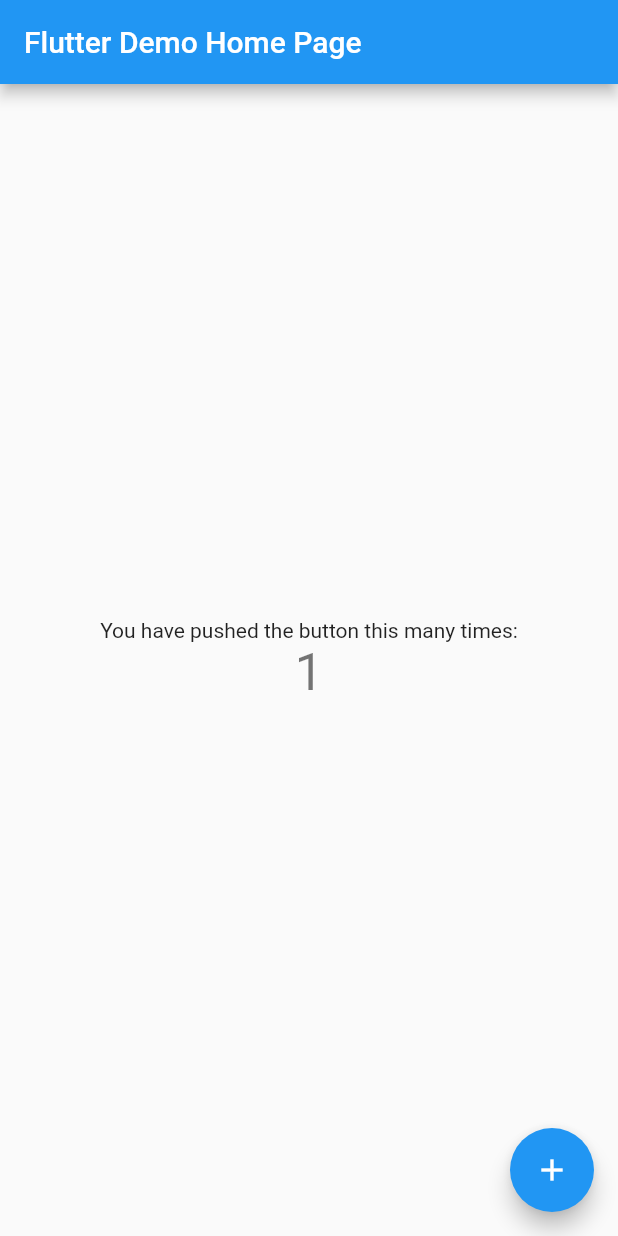
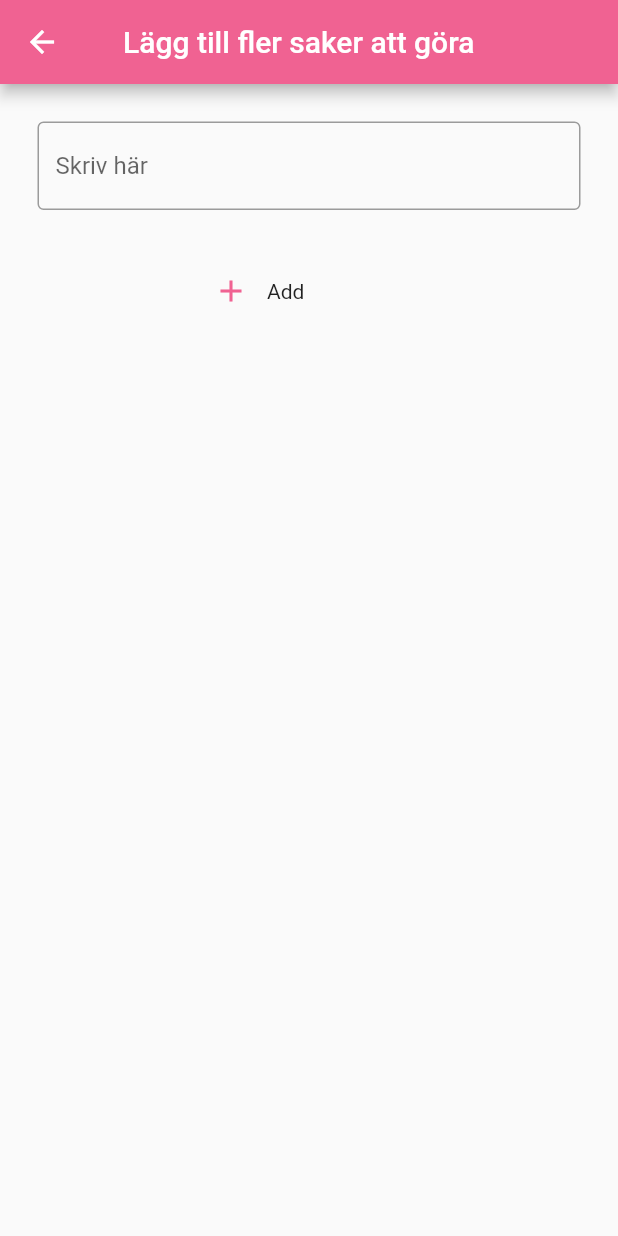
Before and after one commit to gu-tig169-ht21/guslinsin, a Flutter app: the screen it shows after launch, after a tap on the "add" icon, on a phone screen of 412 x 824 dp. Run offline on Flutter 3.47's test engine with Material 2 defaults, Android fonts, the phone set to English and light mode, and no system bars.

Commit message:
Steg1 inlämning

```diff
--- a/lib/main.dart
+++ b/lib/main.dart
@@ -1,115 +1,128 @@
 import 'package:flutter/material.dart';
 
 void main() {
-  runApp(const MyApp());
+  runApp(MyApp());
 }
 
 class MyApp extends StatelessWidget {
-  const MyApp({Key? key}) : super(key: key);
-
-  // This widget is the root of your application.
   @override
   Widget build(BuildContext context) {
     return MaterialApp(
-      title: 'Flutter Demo',
-      theme: ThemeData(
-        // This is the theme of your application.
-        //
-        // Try running your application with "flutter run". You'll see the
-        // application has a blue toolbar. Then, without quitting the app, try
-        // changing the primarySwatch below to Colors.green and then invoke
-        // "hot reload" (press "r" in the console where you ran "flutter run",
-        // or simply save your changes to "hot reload" in a Flutter IDE).
-        // Notice that the counter didn't reset back to zero; the application
-        // is not restarted.
-        primarySwatch: Colors.blue,
-      ),
-      home: const MyHomePage(title: 'Flutter Demo Home Page'),
+      home: MainView(),
     );
   }
 }
 
-class MyHomePage extends StatefulWidget {
-  const MyHomePage({Key? key, required this.title}) : super(key: key);
-
-  // This widget is the home page of your application. It is stateful, meaning
-  // that it has a State object (defined below) that contains fields that affect
-  // how it looks.
-
-  // This class is the configuration for the state. It holds the values (in this
-  // case the title) provided by the parent (in this case the App widget) and
-  // used by the build method of the State. Fields in a Widget subclass are
-  // always marked "final".
-
-  final String title;
-
-  @override
-  State<MyHomePage> createState() => _MyHomePageState();
+class MainView extends StatelessWidget {
+  Widget build(BuildContext context) {
+    return Scaffold(
+      backgroundColor: Colors.white,
+      appBar: AppBar(
+        backgroundColor: Colors.pink[300],
+        title: Center(
+            child: Padding(
+          padding: const EdgeInsets.only(left: 30),
+          child: Text('Att göra'),
+        )),
+        actions: [
+          _dropdownMenu(),
+        ],
+      ),
+      body: ListView(children: [
+        _checkbox('Flutter'),
+        _checkbox('Warzone'),
+        _checkbox('Äta'),
+        _checkbox('Fifa')
+      ]),
+      floatingActionButton: FloatingActionButton(
+        child: Icon(Icons.add),
+        backgroundColor: Colors.pink[300],
+        onPressed: () {
+          print('Go get that doba');
+          Navigator.push(
+              context, MaterialPageRoute(builder: (context) => SecondView()));
+        },
+      ),
+    );
+  }
 }
 
-class _MyHomePageState extends State<MyHomePage> {
-  int _counter = 0;
+Widget _dropdownMenu() {
+  List<String> alt = ['Markera alla', 'Avmarkera alla'];
 
-  void _incrementCounter() {
-    setState(() {
-      // This call to setState tells the Flutter framework that something has
-      // changed in this State, which causes it to rerun the build method below
-      // so that the display can reflect the updated values. If we changed
-      // _counter without calling setState(), then the build method would not be
-      // called again, and so nothing would appear to happen.
-      _counter++;
-    });
-  }
+  return PopupMenuButton<String>(
+      icon: Icon(Icons.filter_list),
+      onSelected: altAction,
+      itemBuilder: (BuildContext context) {
+        return alt.map((String alt) {
+          return PopupMenuItem(
+            value: alt,
+            child: Text(alt),
+          );
+        }).toList();
+      });
+}
 
+class SecondView extends StatelessWidget {
   @override
   Widget build(BuildContext context) {
-    // This method is rerun every time setState is called, for instance as done
-    // by the _incrementCounter method above.
-    //
-    // The Flutter framework has been optimized to make rerunning build methods
-    // fast, so that you can just rebuild anything that needs updating rather
-    // than having to individually change instances of widgets.
     return Scaffold(
       appBar: AppBar(
-        // Here we take the value from the MyHomePage object that was created by
-        // the App.build method, and use it to set our appbar title.
-        title: Text(widget.title),
-      ),
-      body: Center(
-        // Center is a layout widget. It takes a single child and positions it
-        // in the middle of the parent.
+          backgroundColor: Colors.pink[300],
+          title: Padding(
+            padding: const EdgeInsets.only(left: 10.0),
+            child: Text('Lägg till fler saker att göra'),
+          )),
+      body: Padding(
+        padding: const EdgeInsets.all(25.0),
         child: Column(
-          // Column is also a layout widget. It takes a list of children and
-          // arranges them vertically. By default, it sizes itself to fit its
-          // children horizontally, and tries to be as tall as its parent.
-          //
-          // Invoke "debug painting" (press "p" in the console, choose the
-          // "Toggle Debug Paint" action from the Flutter Inspector in Android
-          // Studio, or the "Toggle Debug Paint" command in Visual Studio Code)
-          // to see the wireframe for each widget.
-          //
-          // Column has various properties to control how it sizes itself and
-          // how it positions its children. Here we use mainAxisAlignment to
-          // center the children vertically; the main axis here is the vertical
-          // axis because Columns are vertical (the cross axis would be
-          // horizontal).
-          mainAxisAlignment: MainAxisAlignment.center,
-          children: <Widget>[
-            const Text(
-              'You have pushed the button this many times:',
-            ),
-            Text(
-              '$_counter',
-              style: Theme.of(context).textTheme.headline4,
+          children: [
+            _textField(),
+            Padding(
+              padding: EdgeInsets.only(left: 105.0, top: 30),
+              child: Row(children: [
+                _plusIcon(),
+                _textBox(),
+              ]),
             ),
           ],
         ),
       ),
-      floatingActionButton: FloatingActionButton(
-        onPressed: _incrementCounter,
-        tooltip: 'Increment',
-        child: const Icon(Icons.add),
-      ), // This trailing comma makes auto-formatting nicer for build methods.
     );
   }
 }
+
+Widget _textBox() {
+  return Text('Add');
+}
+
+Widget _plusIcon() {
+  return IconButton(
+    icon: Icon(Icons.add),
+    color: Colors.pink[300],
+    onPressed: () {},
+  );
+}
+
+Widget _textField() {
+  return TextField(
+      decoration: InputDecoration(
+          hintText: 'Skriv här', border: const OutlineInputBorder()));
+}
+
+Widget _checkbox(String toDo) {
+  return CheckboxListTile(
+      title: Text(toDo),
+      value: false,
+      onChanged: (value) {
+        print('go get that doba');
+      });
+}
+
+void altAction(String alt) {
+  if (alt == 'Markera alla') {
+    print('Du valde Markera alla');
+  } else if (alt == 'Avmarkera alla') {
+    print('Du valde Avmarkera alla');
+  }
+}
```
